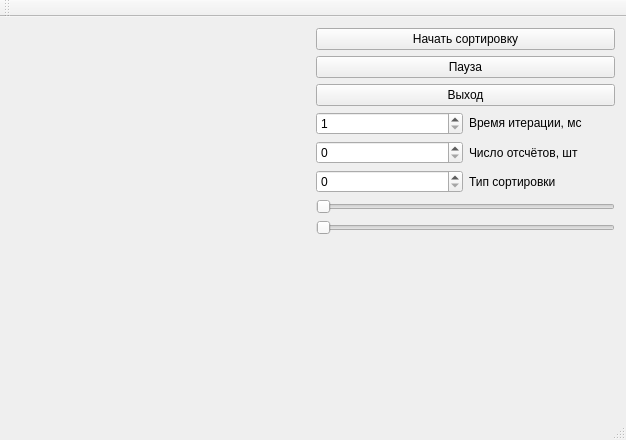
Above: mainwindow.ui from VinNikVla/Sort before the change. Below: the same form after it.
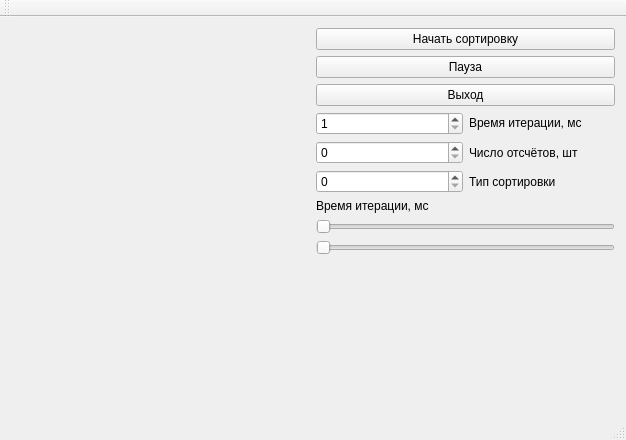
That is the form after the change. Custom widgets are drawn as their Qt base class.

Commit message: added slider for compare

```diff
--- a/mainwindow.ui
+++ b/mainwindow.ui
@@ -103,8 +103,24 @@
         </item>
        </layout>
       </item>
+      <item>
+       <layout class="QVBoxLayout" name="verticalLayout_2"/>
+      </item>
+      <item>
+       <widget class="QLabel" name="labelTimeIteration">
+        <property name="text">
+         <string>Время итерации, мс</string>
+        </property>
+       </widget>
+      </item>
       <item>
        <widget class="QSlider" name="sliderTimeItreation">
+        <property name="sizePolicy">
+         <sizepolicy hsizetype="Minimum" vsizetype="Fixed">
+          <horstretch>0</horstretch>
+          <verstretch>0</verstretch>
+         </sizepolicy>
+        </property>
         <property name="orientation">
          <enum>Qt::Horizontal</enum>
         </property>
```
The commit also changes 1 other file.
